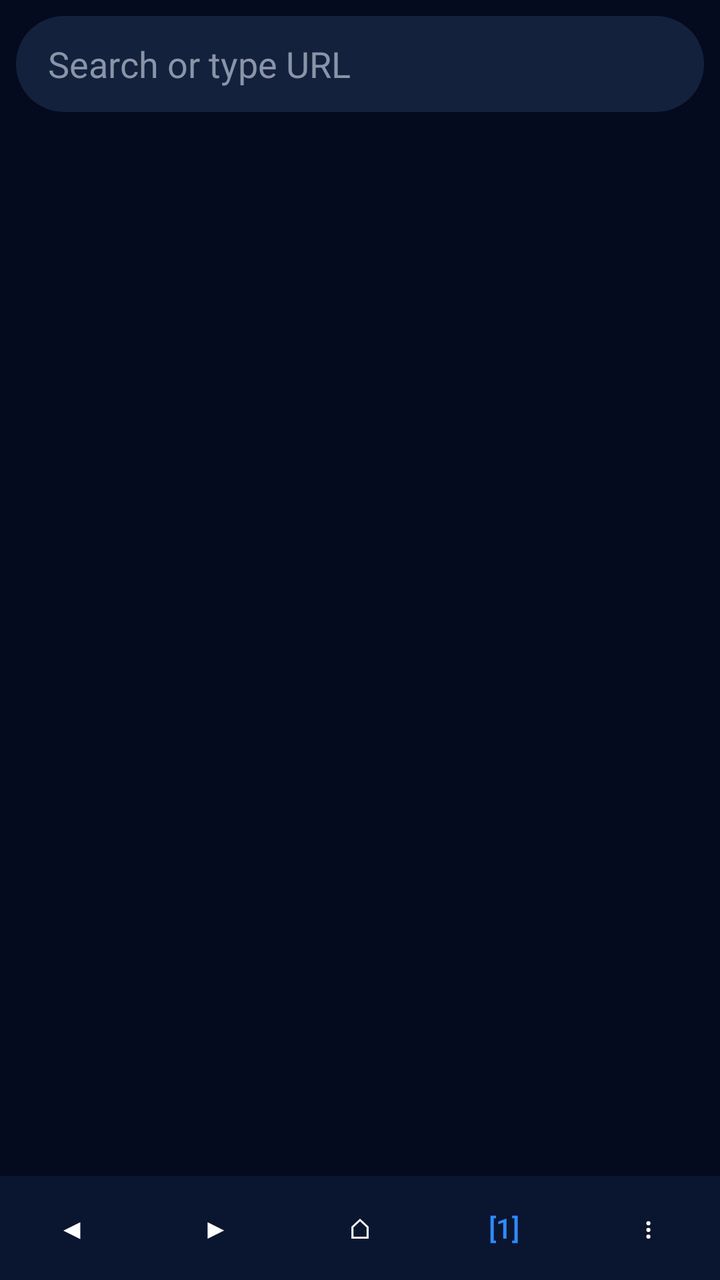
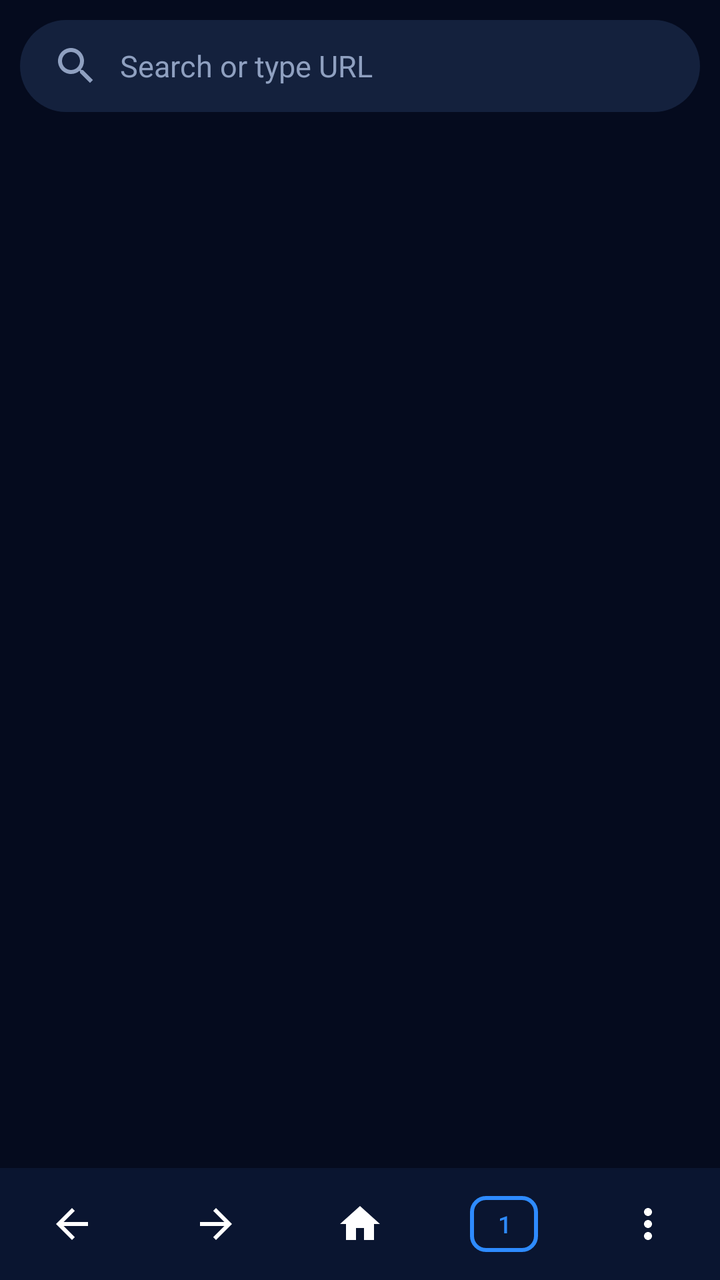

Screens rendered from an Android XML layout before and after an edit, with the pre-edit source and the edit as a unified diff.
<!-- AndroidManifest.xml: application theme Theme.MT -->
<!-- res/layout/activity_main.xml -->
<?xml version="1.0" encoding="utf-8"?>
<LinearLayout xmlns:android="http://schemas.android.com/apk/res/android"
    android:layout_width="match_parent" android:layout_height="match_parent"
    android:id="@+id/rootLayout" android:orientation="vertical" android:background="#050B1E">

    <EditText
        android:id="@+id/urlBar"
        android:layout_width="match_parent" android:layout_height="48dp"
        android:layout_margin="8dp" android:paddingHorizontal="16dp"
        android:background="@drawable/url_bg"
        android:hint="Search or type URL" android:textColorHint="#8A94A8"
        android:textColor="#FFFFFF" android:singleLine="true"
        android:inputType="textUri" android:imeOptions="actionGo" />

    <ProgressBar
        android:id="@+id/progress" style="?android:attr/progressBarStyleHorizontal"
        android:layout_width="match_parent" android:layout_height="3dp"
        android:visibility="gone" />

    <FrameLayout
        android:id="@+id/webContainer"
        android:layout_width="match_parent" android:layout_height="0dp"
        android:layout_weight="1" />

    <LinearLayout
        android:layout_width="match_parent" android:layout_height="52dp"
        android:id="@+id/bottomBar" android:orientation="horizontal" android:background="#0A1530">
        <Button android:id="@+id/btnBack" style="?android:attr/borderlessButtonStyle"
            android:layout_width="0dp" android:layout_height="match_parent"
            android:layout_weight="1" android:text="◀" android:textColor="#FFFFFF" />
        <Button android:id="@+id/btnFwd" style="?android:attr/borderlessButtonStyle"
            android:layout_width="0dp" android:layout_height="match_parent"
            android:layout_weight="1" android:text="▶" android:textColor="#FFFFFF" />
        <Button android:id="@+id/btnHome" style="?android:attr/borderlessButtonStyle"
            android:layout_width="0dp" android:layout_height="match_parent"
            android:layout_weight="1" android:text="⌂" android:textColor="#FFFFFF" />
        <Button android:id="@+id/btnTabs" style="?android:attr/borderlessButtonStyle"
            android:layout_width="0dp" android:layout_height="match_parent"
            android:layout_weight="1" android:text="[1]" android:textColor="#2E8BFF" />
        <Button android:id="@+id/btnMenu" style="?android:attr/borderlessButtonStyle"
            android:layout_width="0dp" android:layout_height="match_parent"
            android:layout_weight="1" android:text="⋮" android:textColor="#FFFFFF" />
    </LinearLayout>
</LinearLayout>
<!-- resources referenced by this layout -->
<resources>
  <!-- drawable url_bg (drawable) -->
  <shape xmlns:android="http://schemas.android.com/apk/res/android">
      <solid android:color="#14213D" />
      <corners android:radius="24dp" />
  </shape>
  <style name="Theme.MT" parent="Theme.MaterialComponents.DayNight.NoActionBar">
          <item name="android:statusBarColor">#050B1E</item>
          <item name="android:navigationBarColor">#050B1E</item>
          <item name="android:windowBackground">#050B1E</item>
      </style>
</resources>

<!-- the commit's change to res/layout/activity_main.xml (unified diff, before → after) -->
@@ -1,21 +1,24 @@
 <?xml version="1.0" encoding="utf-8"?>
 <LinearLayout xmlns:android="http://schemas.android.com/apk/res/android"
+    xmlns:app="http://schemas.android.com/apk/res-auto"
+    android:id="@+id/rootLayout"
     android:layout_width="match_parent" android:layout_height="match_parent"
-    android:id="@+id/rootLayout" android:orientation="vertical" android:background="#050B1E">
+    android:orientation="vertical" android:background="#050B1E">
 
     <EditText
         android:id="@+id/urlBar"
-        android:layout_width="match_parent" android:layout_height="48dp"
-        android:layout_margin="8dp" android:paddingHorizontal="16dp"
+        android:layout_width="match_parent" android:layout_height="46dp"
+        android:layout_margin="10dp" android:paddingHorizontal="16dp"
         android:background="@drawable/url_bg"
-        android:hint="Search or type URL" android:textColorHint="#8A94A8"
-        android:textColor="#FFFFFF" android:singleLine="true"
+        android:drawableStart="@drawable/ic_search" android:drawablePadding="10dp"
+        android:hint="Search or type URL" android:textColorHint="#8FA0C0"
+        android:textColor="#FFFFFF" android:textSize="15sp" android:singleLine="true"
         android:inputType="textUri" android:imeOptions="actionGo" />
 
     <ProgressBar
         android:id="@+id/progress" style="?android:attr/progressBarStyleHorizontal"
         android:layout_width="match_parent" android:layout_height="3dp"
-        android:visibility="gone" />
+        android:progressTint="#2E8BFF" android:visibility="gone" />
 
     <FrameLayout
         android:id="@+id/webContainer"
@@ -23,22 +26,35 @@
         android:layout_weight="1" />
 
     <LinearLayout
-        android:layout_width="match_parent" android:layout_height="52dp"
-        android:id="@+id/bottomBar" android:orientation="horizontal" android:background="#0A1530">
-        <Button android:id="@+id/btnBack" style="?android:attr/borderlessButtonStyle"
-            android:layout_width="0dp" android:layout_height="match_parent"
-            android:layout_weight="1" android:text="◀" android:textColor="#FFFFFF" />
-        <Button android:id="@+id/btnFwd" style="?android:attr/borderlessButtonStyle"
-            android:layout_width="0dp" android:layout_height="match_parent"
-            android:layout_weight="1" android:text="▶" android:textColor="#FFFFFF" />
-        <Button android:id="@+id/btnHome" style="?android:attr/borderlessButtonStyle"
-            android:layout_width="0dp" android:layout_height="match_parent"
-            android:layout_weight="1" android:text="⌂" android:textColor="#FFFFFF" />
-        <Button android:id="@+id/btnTabs" style="?android:attr/borderlessButtonStyle"
-            android:layout_width="0dp" android:layout_height="match_parent"
-            android:layout_weight="1" android:text="[1]" android:textColor="#2E8BFF" />
-        <Button android:id="@+id/btnMenu" style="?android:attr/borderlessButtonStyle"
-            android:layout_width="0dp" android:layout_height="match_parent"
-            android:layout_weight="1" android:text="⋮" android:textColor="#FFFFFF" />
+        android:id="@+id/bottomBar"
+        android:layout_width="match_parent" android:layout_height="56dp"
+        android:orientation="horizontal" android:gravity="center"
+        android:background="#0A1530">
+        <ImageButton android:id="@+id/btnBack"
+            android:layout_width="0dp" android:layout_height="match_parent" android:layout_weight="1"
+            android:padding="16dp" android:src="@drawable/ic_back"
+            android:background="?attr/selectableItemBackgroundBorderless" />
+        <ImageButton android:id="@+id/btnFwd"
+            android:layout_width="0dp" android:layout_height="match_parent" android:layout_weight="1"
+            android:padding="16dp" android:src="@drawable/ic_fwd"
+            android:background="?attr/selectableItemBackgroundBorderless" />
+        <ImageButton android:id="@+id/btnHome"
+            android:layout_width="0dp" android:layout_height="match_parent" android:layout_weight="1"
+            android:padding="16dp" android:src="@drawable/ic_home"
+            android:background="?attr/selectableItemBackgroundBorderless" />
+        <FrameLayout android:layout_width="0dp" android:layout_height="match_parent" android:layout_weight="1">
+            <Button android:id="@+id/btnTabs"
+                style="@style/Widget.MaterialComponents.Button.OutlinedButton"
+                android:layout_width="34dp" android:layout_height="28dp"
+                android:layout_gravity="center"
+                android:minWidth="0dp" android:minHeight="0dp" android:padding="0dp"
+                android:insetTop="0dp" android:insetBottom="0dp"
+                android:text="1" android:textSize="12sp" android:textColor="#2E8BFF"
+                app:strokeColor="#2E8BFF" app:strokeWidth="2dp" app:cornerRadius="8dp" />
+        </FrameLayout>
+        <ImageButton android:id="@+id/btnMenu"
+            android:layout_width="0dp" android:layout_height="match_parent" android:layout_weight="1"
+            android:padding="16dp" android:src="@drawable/ic_more"
+            android:background="?attr/selectableItemBackgroundBorderless" />
     </LinearLayout>
 </LinearLayout>
<!-- resource entries referenced after the edit -->
@@ -1,5 +1,15 @@
 <!-- resources referenced by this layout -->
 <resources>
+  <!-- drawable ic_back (drawable) -->
+  <vector xmlns:android="http://schemas.android.com/apk/res/android" android:width="24dp" android:height="24dp" android:viewportWidth="24" android:viewportHeight="24"><path android:fillColor="#FFFFFF" android:pathData="M20,11H7.83l5.59,-5.59L12,4l-8,8 8,8 1.41,-1.41L7.83,13H20v-2z"/></vector>
+  <!-- drawable ic_fwd (drawable) -->
+  <vector xmlns:android="http://schemas.android.com/apk/res/android" android:width="24dp" android:height="24dp" android:viewportWidth="24" android:viewportHeight="24"><path android:fillColor="#FFFFFF" android:pathData="M12,4l-1.41,1.41L16.17,11H4v2h12.17l-5.58,5.59L12,20l8,-8z"/></vector>
+  <!-- drawable ic_home (drawable) -->
+  <vector xmlns:android="http://schemas.android.com/apk/res/android" android:width="24dp" android:height="24dp" android:viewportWidth="24" android:viewportHeight="24"><path android:fillColor="#FFFFFF" android:pathData="M10,20v-6h4v6h5v-8h3L12,3 2,12h3v8z"/></vector>
+  <!-- drawable ic_more (drawable) -->
+  <vector xmlns:android="http://schemas.android.com/apk/res/android" android:width="24dp" android:height="24dp" android:viewportWidth="24" android:viewportHeight="24"><path android:fillColor="#FFFFFF" android:pathData="M12,8c1.1,0 2,-0.9 2,-2s-0.9,-2 -2,-2 -2,0.9 -2,2 0.9,2 2,2zM12,10c-1.1,0 -2,0.9 -2,2s0.9,2 2,2 2,-0.9 2,-2 -0.9,-2 -2,-2zM12,16c-1.1,0 -2,0.9 -2,2s0.9,2 2,2 2,-0.9 2,-2 -0.9,-2 -2,-2z"/></vector>
+  <!-- drawable ic_search (drawable) -->
+  <vector xmlns:android="http://schemas.android.com/apk/res/android" android:width="24dp" android:height="24dp" android:viewportWidth="24" android:viewportHeight="24"><path android:fillColor="#8FA0C0" android:pathData="M15.5,14h-0.79l-0.28,-0.27C15.41,12.59 16,11.11 16,9.5 16,5.91 13.09,3 9.5,3S3,5.91 3,9.5 5.91,16 9.5,16c1.61,0 3.09,-0.59 4.23,-1.57l0.27,0.28v0.79l5,4.99L20.49,19l-4.99,-5zM9.5,14C7.01,14 5,11.99 5,9.5S7.01,5 9.5,5 14,7.01 14,9.5 11.99,14 9.5,14z"/></vector>
   <!-- drawable url_bg (drawable) -->
   <shape xmlns:android="http://schemas.android.com/apk/res/android">
       <solid android:color="#14213D" />
